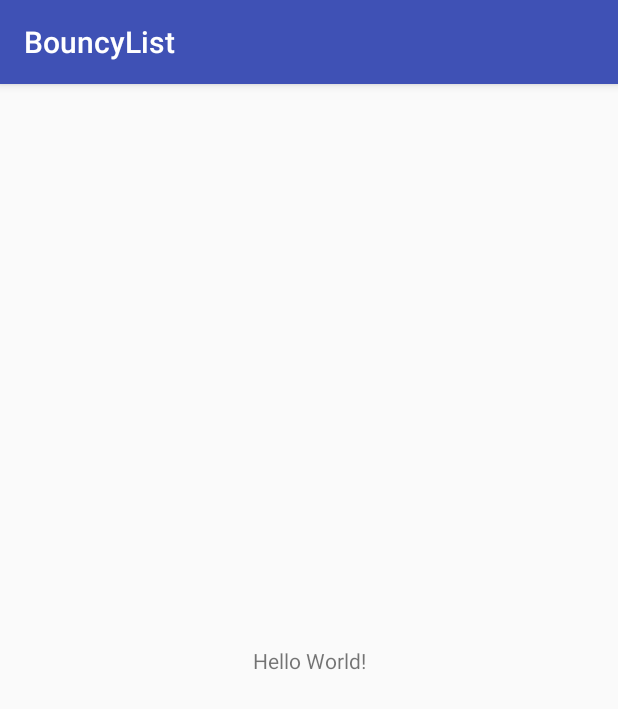
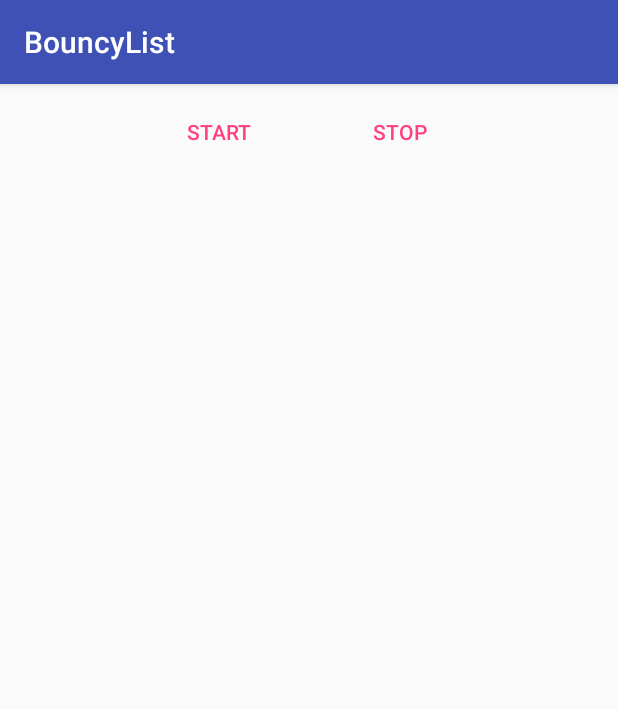
Before and after one commit to jermeyyy/BouncyList, an Android app: the screen it shows after launch (MainActivity), on a phone screen of 412 x 824 dp. Shown: the top 709 px of the screen. Run offline under Robolectric (Android 15) with nearby library versions, the phone set to English and light mode, and no system bars; our stand-ins replace data binding; libraries missing offline, so code that uses them is left out: com.mikepenz.fastadapter, org.koin.android; 4 statements that could not run were skipped.

Commit message:
initial architecture

```diff
--- a/app/build.gradle
+++ b/app/build.gradle
@@ -12,6 +12,9 @@ android {
         versionCode 1
         versionName "1.0"
         testInstrumentationRunner "android.support.test.runner.AndroidJUnitRunner"
+    }
+    dataBinding {
+        enabled = true
     }
     buildTypes {
         release {
--- a/app/src/main/AndroidManifest.xml
+++ b/app/src/main/AndroidManifest.xml
@@ -3,6 +3,7 @@
     package="pl.jermey.bouncylist">
 
     <application
+        android:name=".App"
         android:allowBackup="true"
         android:icon="@mipmap/ic_launcher"
         android:label="@string/app_name"
--- /dev/null
+++ b/app/src/main/java/pl/jermey/bouncylist/App.kt
@@ -0,0 +1,11 @@
+package pl.jermey.bouncylist
+
+import android.app.Application
+import org.koin.android.ext.android.startKoin
+
+class App : Application() {
+    override fun onCreate() {
+        super.onCreate()
+        startKoin(this, appModules)
+    }
+}
--- /dev/null
+++ b/app/src/main/java/pl/jermey/bouncylist/DI.kt
@@ -0,0 +1,21 @@
+package pl.jermey.bouncylist
+
+import org.koin.android.architecture.ext.viewModel
+import org.koin.dsl.module.applicationContext
+import pl.jermey.bouncylist.util.ApplicationSchedulerProvider
+import pl.jermey.bouncylist.util.TestSchedulerProvider
+import pl.jermey.bouncylist.viewmodel.MainViewModel
+
+fun bouncyListModule(test: Boolean = false) = applicationContext {
+
+    viewModel { MainViewModel() }
+
+//    bean { AppTimerService() as TimerService }
+}
+
+fun rxModule(test: Boolean = false) = applicationContext {
+    bean { if (test) TestSchedulerProvider() else ApplicationSchedulerProvider() }
+}
+
+val appModules = listOf(bouncyListModule(), rxModule())
+val testModules = listOf(bouncyListModule(), rxModule(true))
--- a/app/src/main/java/pl/jermey/bouncylist/view/MainActivity.kt
+++ b/app/src/main/java/pl/jermey/bouncylist/view/MainActivity.kt
@@ -1,13 +1,32 @@
 package pl.jermey.bouncylist.view
 
+import android.databinding.DataBindingUtil
 import android.os.Bundle
 import android.support.v7.app.AppCompatActivity
+import com.mikepenz.fastadapter.commons.adapters.FastItemAdapter
+import com.mikepenz.fastadapter.commons.utils.FastAdapterDiffUtil
+import org.koin.android.architecture.ext.viewModel
 import pl.jermey.bouncylist.R
+import pl.jermey.bouncylist.databinding.MainActivityBinding
+import pl.jermey.bouncylist.viewmodel.MainViewModel
+import pl.jermey.bouncylist.widget.TimerListItem
 
 class MainActivity : AppCompatActivity() {
 
+    private val viewModel: MainViewModel by viewModel()
+
+    private lateinit var binding: MainActivityBinding
+
+    private val adapter: FastItemAdapter<TimerListItem> = FastItemAdapter()
+
     override fun onCreate(savedInstanceState: Bundle?) {
         super.onCreate(savedInstanceState)
-        setContentView(R.layout.main_activity)
+        binding = DataBindingUtil.setContentView(this, R.layout.main_activity)
+        binding.viewModel = viewModel
+        binding.adapter = FastAdapterDiffUtil.set(adapter, viewModel.timerList.map { TimerListItem(it) })
+        viewModel.viewContract.subscribe({ event ->
+            val diff = FastAdapterDiffUtil.calculateDiff(adapter, viewModel.timerList.map { TimerListItem(it) })
+            FastAdapterDiffUtil.set(adapter, diff)
+        })
     }
 }
--- a/app/src/main/res/layout/main_activity.xml
+++ b/app/src/main/res/layout/main_activity.xml
@@ -1,18 +1,61 @@
 <?xml version="1.0" encoding="utf-8"?>
-<android.support.constraint.ConstraintLayout xmlns:android="http://schemas.android.com/apk/res/android"
+<layout xmlns:android="http://schemas.android.com/apk/res/android"
     xmlns:app="http://schemas.android.com/apk/res-auto"
     xmlns:tools="http://schemas.android.com/tools"
-    android:layout_width="match_parent"
-    android:layout_height="match_parent"
     tools:context=".view.MainActivity">
 
-    <TextView
-        android:layout_width="wrap_content"
-        android:layout_height="wrap_content"
-        android:text="Hello World!"
-        app:layout_constraintBottom_toBottomOf="parent"
-        app:layout_constraintLeft_toLeftOf="parent"
-        app:layout_constraintRight_toRightOf="parent"
-        app:layout_constraintTop_toTopOf="parent" />
+    <data>
 
-</android.support.constraint.ConstraintLayout>
+        <variable
+            name="viewModel"
+            type="pl.jermey.bouncylist.viewmodel.MainViewModel" />
+
+        <variable
+            name="adapter"
+            type="android.support.v7.widget.RecyclerView.Adapter" />
+
+    </data>
+
+    <LinearLayout
+        android:layout_width="match_parent"
+        android:layout_height="match_parent"
+        android:orientation="vertical">
+
+        <LinearLayout
+            android:layout_width="match_parent"
+            android:layout_height="wrap_content"
+            android:gravity="center_horizontal"
+            android:paddingBottom="@dimen/half_padding"
+            android:paddingTop="@dimen/half_padding">
+
+            <Button
+                style="@style/Base.Widget.AppCompat.Button.Borderless.Colored"
+                android:layout_width="wrap_content"
+                android:layout_height="wrap_content"
+                android:layout_marginLeft="@dimen/default_padding"
+                android:layout_marginRight="@dimen/default_padding"
+                android:onClick="@{v -> viewModel.startTimer()}"
+                android:text="@string/start" />
+
+            <Button
+                style="@style/Base.Widget.AppCompat.Button.Borderless.Colored"
+                android:layout_width="wrap_content"
+                android:layout_height="wrap_content"
+                android:layout_marginLeft="@dimen/default_padding"
+                android:layout_marginRight="@dimen/default_padding"
+                android:onClick="@{v -> viewModel.stopTimer()}"
+                android:text="@string/stop" />
+
+        </LinearLayout>
+
+        <android.support.v7.widget.RecyclerView
+            android:id="@+id/recyclerView"
+            android:layout_width="match_parent"
+            android:layout_height="match_parent"
+            android:adapter="@{adapter}"
+            app:layoutManager="android.support.v7.widget.LinearLayoutManager"
+            tools:listitem="@android:layout/simple_list_item_1" />
+
+    </LinearLayout>
+
+</layout>
--- /dev/null
+++ b/app/src/main/res/values/dimens.xml
@@ -0,0 +1,5 @@
+<?xml version="1.0" encoding="utf-8"?>
+<resources>
+    <dimen name="default_padding">16dp</dimen>
+    <dimen name="half_padding">8dp</dimen>
+</resources>
--- a/app/src/main/res/values/strings.xml
+++ b/app/src/main/res/values/strings.xml
@@ -1,3 +1,5 @@
 <resources>
     <string name="app_name">BouncyList</string>
+    <string name="start">Start</string>
+    <string name="stop">Stop</string>
 </resources>
```
Also changed, not shown: app/src/main/java/pl/jermey/bouncylist/data/TimerEntity.kt (added, +8 -0 lines), app/src/main/java/pl/jermey/bouncylist/util/ApplicationSchedulerProvider.kt (added, +31 -0 lines), app/src/main/java/pl/jermey/bouncylist/util/KAbstractItem.kt (added, +24 -0 lines), app/src/main/java/pl/jermey/bouncylist/viewmodel/MainViewModel.kt (+27 -1 lines), app/src/main/java/pl/jermey/bouncylist/widget/TimerListItem.kt (added, +20 -0 lines), app/src/main/res/layout/timer_list_item.xml (added, +17 -0 lines), 1 other file.
